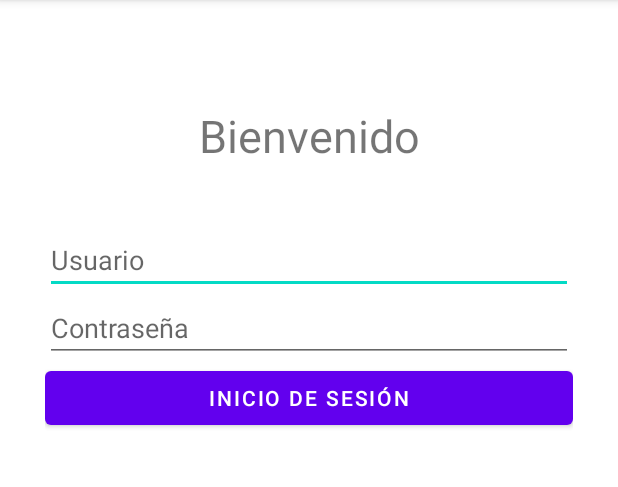
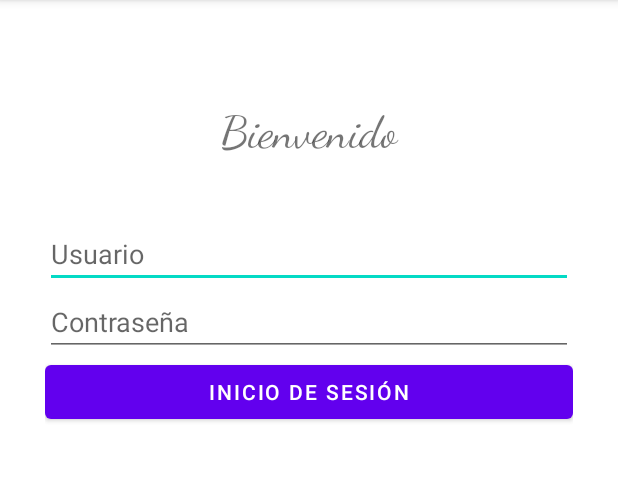
Before and after one commit to AMSTGrupo1MarotoRoblesTorres/AMST_Lab4_Grupo-1_Maroto_Robles_Torres, an Android app: the screen it shows after launch (MainActivity), on a phone screen of 412 x 824 dp, the part 84-571 px from its top. Run offline under Robolectric (Android 15) with nearby library versions, the phone set to English and light mode, and no system bars; our stand-ins replace Volley.

Commit message:
cambio de fuente

```diff
--- a/AMST1/app/src/main/res/layout/activity_main.xml
+++ b/AMST1/app/src/main/res/layout/activity_main.xml
@@ -16,6 +16,7 @@
         android:gravity="center"
         android:padding="40dp"
         android:text="Bienvenido"
+        android:fontFamily="cursive"
         android:textSize="30sp" />
 
     <EditText
```
